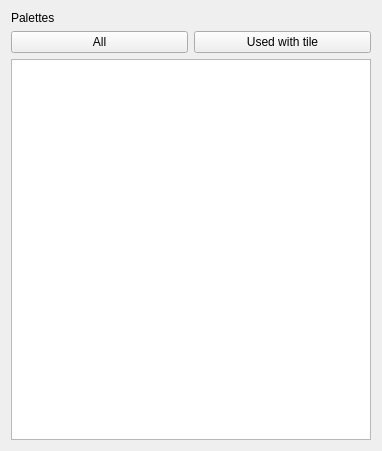
diegofps/tileset_editor, file TilesetEditor/fragmentpalettes.ui: the form before one commit.
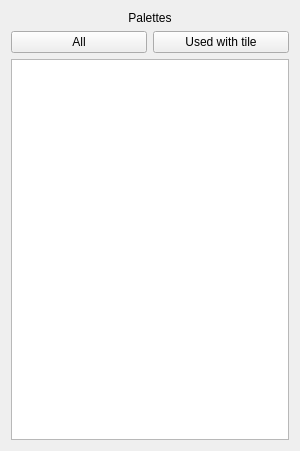
The form after the commit.

What changed in the file:
```diff
--- a/TilesetEditor/fragmentpalettes.ui
+++ b/TilesetEditor/fragmentpalettes.ui
@@ -6,7 +6,7 @@
    <rect>
     <x>0</x>
     <y>0</y>
-    <width>382</width>
+    <width>300</width>
     <height>451</height>
    </rect>
   </property>
@@ -25,6 +25,9 @@
      <property name="text">
       <string>Palettes</string>
      </property>
+     <property name="alignment">
+      <set>Qt::AlignCenter</set>
+     </property>
     </widget>
    </item>
    <item>
@@ -48,7 +51,7 @@
    <item>
     <widget class="QListView" name="listView">
      <property name="sizePolicy">
-      <sizepolicy hsizetype="Preferred" vsizetype="Expanding">
+      <sizepolicy hsizetype="Preferred" vsizetype="Preferred">
        <horstretch>0</horstretch>
        <verstretch>1</verstretch>
       </sizepolicy>
```
